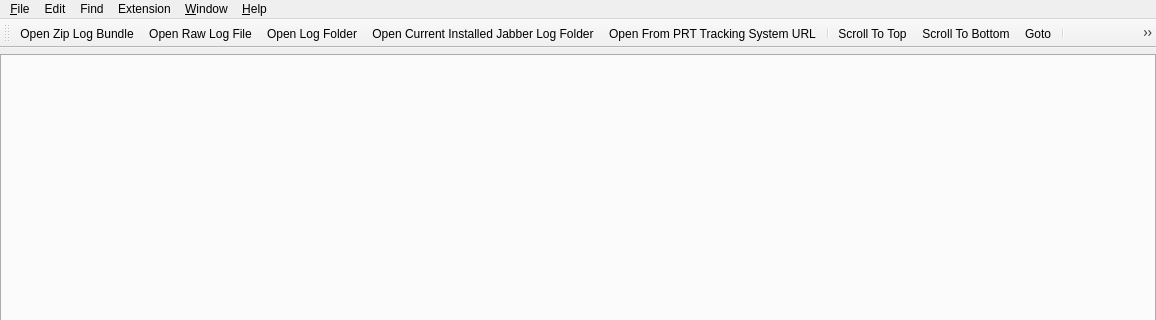
This is mainwindow.ui in missdeer/cjlv as Qt 5 draws it before an edit; both pictures show x 0 to 1156 and y 0 to 320 of the 1156 by 704 pixel window. The edited form follows.
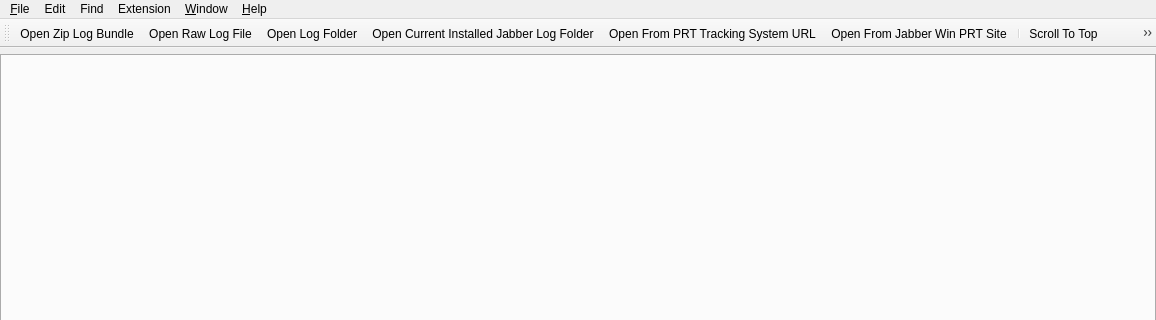
This is the edited form. Icons and pictures are not drawn. Custom widgets are drawn as their Qt base class.

Commit message: (+)add icon for open jabber win PRT id action

Diff of the .ui file:
```diff
--- a/mainwindow.ui
+++ b/mainwindow.ui
@@ -195,6 +195,7 @@
    <addaction name="actionOpenLogFolder"/>
    <addaction name="actionOpenCurrentInstalledJabberLogFolder"/>
    <addaction name="actionOpenFromPRTTrackingSystemURL"/>
+   <addaction name="actionOpenFromJabberWinPRTSite"/>
    <addaction name="separator"/>
    <addaction name="actionScrollToTop"/>
    <addaction name="actionScrollToBottom"/>
```
Left out of the diff: 22 changed lines with no effect on the pictures. The commit also changes 4 other files.
